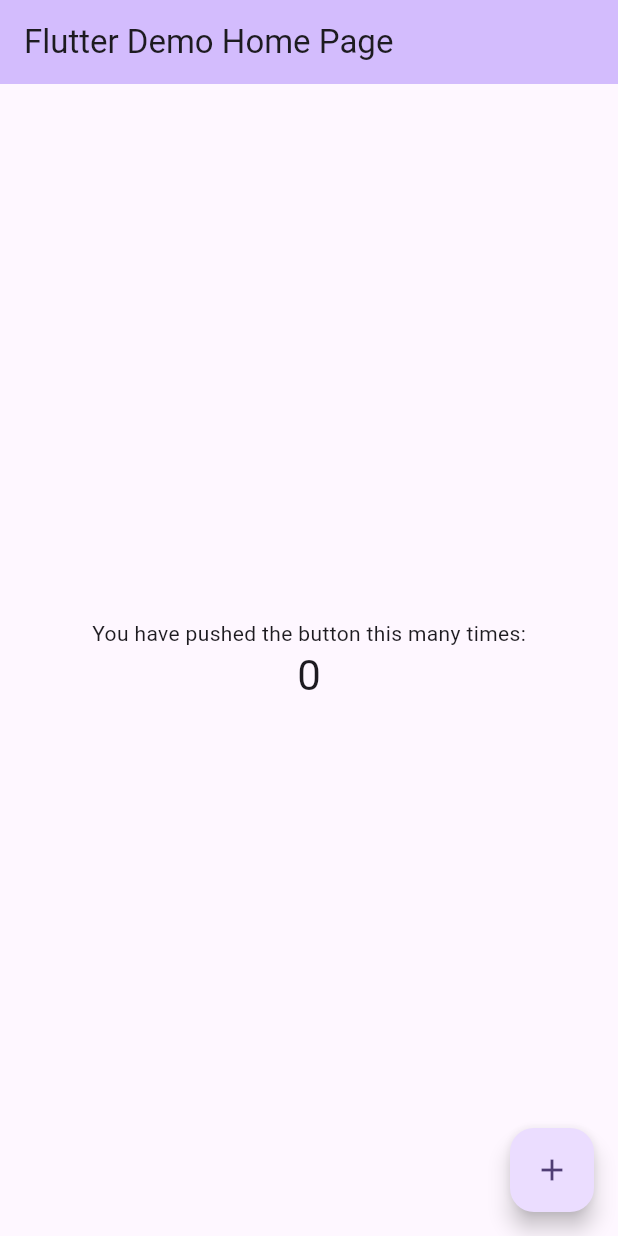
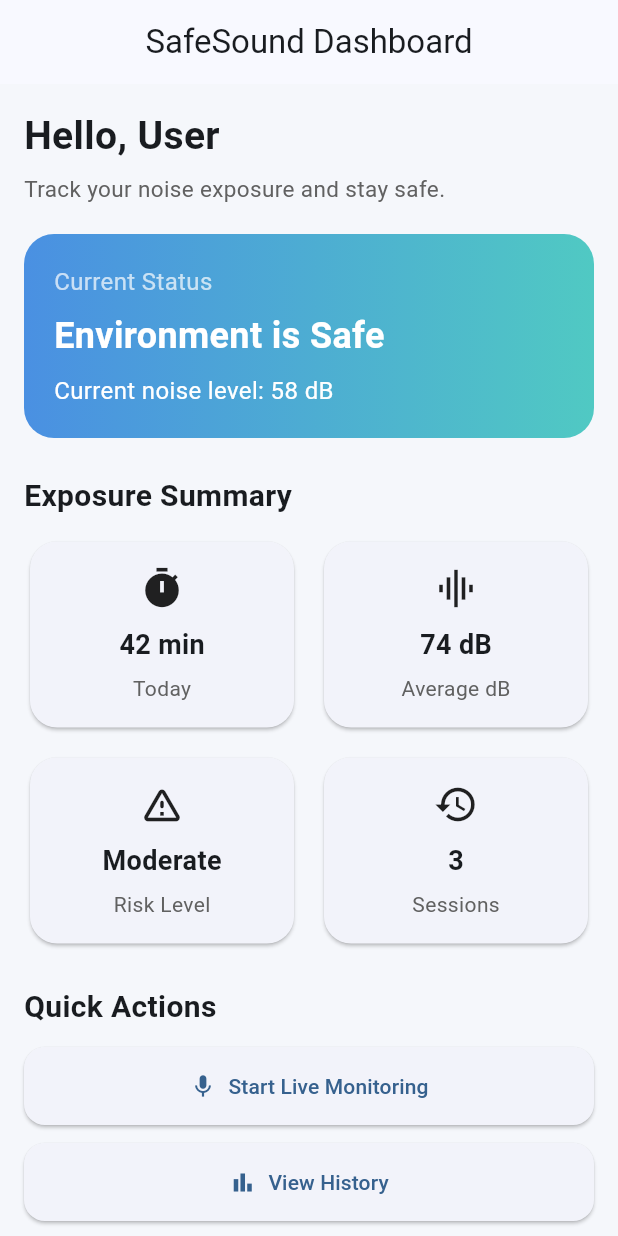
Before and after one commit to vnjayasingha2004/safesound-app, a Flutter app: the screen it shows after launch, on a phone screen of 412 x 824 dp. Run offline on Flutter 3.47's test engine with Material 3 defaults, Android fonts, the phone set to English and light mode, and no system bars.

Commit message:
Add dashboard UI

```diff
--- a/lib/main.dart
+++ b/lib/main.dart
@@ -1,122 +1,24 @@
 import 'package:flutter/material.dart';
+import 'screens/dashboard_screen.dart';
 
 void main() {
-  runApp(const MyApp());
+  runApp(const SafeSoundApp());
 }
 
-class MyApp extends StatelessWidget {
-  const MyApp({super.key});
+class SafeSoundApp extends StatelessWidget {
+  const SafeSoundApp({super.key});
 
-  // This widget is the root of your application.
   @override
   Widget build(BuildContext context) {
     return MaterialApp(
-      title: 'Flutter Demo',
+      debugShowCheckedModeBanner: false,
+      title: 'SafeSound',
       theme: ThemeData(
-        // This is the theme of your application.
-        //
-        // TRY THIS: Try running your application with "flutter run". You'll see
-        // the application has a purple toolbar. Then, without quitting the app,
-        // try changing the seedColor in the colorScheme below to Colors.green
-        // and then invoke "hot reload" (save your changes or press the "hot
-        // reload" button in a Flutter-supported IDE, or press "r" if you used
-        // the command line to start the app).
-        //
-        // Notice that the counter didn't reset back to zero; the application
-        // state is not lost during the reload. To reset the state, use hot
-        // restart instead.
-        //
-        // This works for code too, not just values: Most code changes can be
-        // tested with just a hot reload.
-        colorScheme: ColorScheme.fromSeed(seedColor: Colors.deepPurple),
+        useMaterial3: true,
+        colorScheme: ColorScheme.fromSeed(seedColor: Colors.blue),
+        scaffoldBackgroundColor: const Color(0xFFF5F7FB),
       ),
-      home: const MyHomePage(title: 'Flutter Demo Home Page'),
+      home: const DashboardScreen(),
     );
   }
 }
-
-class MyHomePage extends StatefulWidget {
-  const MyHomePage({super.key, required this.title});
-
-  // This widget is the home page of your application. It is stateful, meaning
-  // that it has a State object (defined below) that contains fields that affect
-  // how it looks.
-
-  // This class is the configuration for the state. It holds the values (in this
-  // case the title) provided by the parent (in this case the App widget) and
-  // used by the build method of the State. Fields in a Widget subclass are
-  // always marked "final".
-
-  final String title;
-
-  @override
-  State<MyHomePage> createState() => _MyHomePageState();
-}
-
-class _MyHomePageState extends State<MyHomePage> {
-  int _counter = 0;
-
-  void _incrementCounter() {
-    setState(() {
-      // This call to setState tells the Flutter framework that something has
-      // changed in this State, which causes it to rerun the build method below
-      // so that the display can reflect the updated values. If we changed
-      // _counter without calling setState(), then the build method would not be
-      // called again, and so nothing would appear to happen.
-      _counter++;
-    });
-  }
-
-  @override
-  Widget build(BuildContext context) {
-    // This method is rerun every time setState is called, for instance as done
-    // by the _incrementCounter method above.
-    //
-    // The Flutter framework has been optimized to make rerunning build methods
-    // fast, so that you can just rebuild anything that needs updating rather
-    // than having to individually change instances of widgets.
-    return Scaffold(
-      appBar: AppBar(
-        // TRY THIS: Try changing the color here to a specific color (to
-        // Colors.amber, perhaps?) and trigger a hot reload to see the AppBar
-        // change color while the other colors stay the same.
-        backgroundColor: Theme.of(context).colorScheme.inversePrimary,
-        // Here we take the value from the MyHomePage object that was created by
-        // the App.build method, and use it to set our appbar title.
-        title: Text(widget.title),
-      ),
-      body: Center(
-        // Center is a layout widget. It takes a single child and positions it
-        // in the middle of the parent.
-        child: Column(
-          // Column is also a layout widget. It takes a list of children and
-          // arranges them vertically. By default, it sizes itself to fit its
-          // children horizontally, and tries to be as tall as its parent.
-          //
-          // Column has various properties to control how it sizes itself and
-          // how it positions its children. Here we use mainAxisAlignment to
-          // center the children vertically; the main axis here is the vertical
-          // axis because Columns are vertical (the cross axis would be
-          // horizontal).
-          //
-          // TRY THIS: Invoke "debug painting" (choose the "Toggle Debug Paint"
-          // action in the IDE, or press "p" in the console), to see the
-          // wireframe for each widget.
-          mainAxisAlignment: MainAxisAlignment.center,
-          children: <Widget>[
-            const Text('You have pushed the button this many times:'),
-            Text(
-              '$_counter',
-              style: Theme.of(context).textTheme.headlineMedium,
-            ),
-          ],
-        ),
-      ),
-      floatingActionButton: FloatingActionButton(
-        onPressed: _incrementCounter,
-        tooltip: 'Increment',
-        child: const Icon(Icons.add),
-      ), // This trailing comma makes auto-formatting nicer for build methods.
-    );
-  }
-}
--- /dev/null
+++ b/lib/screens/dashboard_screen.dart
@@ -0,0 +1,213 @@
+import 'package:flutter/material.dart';
+
+class DashboardScreen extends StatelessWidget {
+  const DashboardScreen({super.key});
+
+  @override
+  Widget build(BuildContext context) {
+    return Scaffold(
+      appBar: AppBar(
+        title: const Text('SafeSound Dashboard'),
+        centerTitle: true,
+      ),
+      body: SingleChildScrollView(
+        padding: const EdgeInsets.all(16),
+        child: Column(
+          crossAxisAlignment: CrossAxisAlignment.start,
+          children: [
+            const Text(
+              'Hello, User',
+              style: TextStyle(fontSize: 26, fontWeight: FontWeight.bold),
+            ),
+            const SizedBox(height: 6),
+            Text(
+              'Track your noise exposure and stay safe.',
+              style: TextStyle(fontSize: 15, color: Colors.grey.shade700),
+            ),
+            const SizedBox(height: 20),
+
+            Container(
+              width: double.infinity,
+              padding: const EdgeInsets.all(20),
+              decoration: BoxDecoration(
+                borderRadius: BorderRadius.circular(20),
+                gradient: const LinearGradient(
+                  colors: [Color(0xFF4A90E2), Color(0xFF50C9C3)],
+                ),
+              ),
+              child: const Column(
+                crossAxisAlignment: CrossAxisAlignment.start,
+                children: [
+                  Text(
+                    'Current Status',
+                    style: TextStyle(color: Colors.white70, fontSize: 16),
+                  ),
+                  SizedBox(height: 8),
+                  Text(
+                    'Environment is Safe',
+                    style: TextStyle(
+                      color: Colors.white,
+                      fontSize: 24,
+                      fontWeight: FontWeight.bold,
+                    ),
+                  ),
+                  SizedBox(height: 8),
+                  Text(
+                    'Current noise level: 58 dB',
+                    style: TextStyle(color: Colors.white, fontSize: 16),
+                  ),
+                ],
+              ),
+            ),
+
+            const SizedBox(height: 24),
+            const Text(
+              'Exposure Summary',
+              style: TextStyle(fontSize: 20, fontWeight: FontWeight.bold),
+            ),
+            const SizedBox(height: 12),
+
+            Row(
+              children: [
+                Expanded(
+                  child: _buildSummaryCard(
+                    title: 'Today',
+                    value: '42 min',
+                    icon: Icons.timer,
+                  ),
+                ),
+                const SizedBox(width: 12),
+                Expanded(
+                  child: _buildSummaryCard(
+                    title: 'Average dB',
+                    value: '74 dB',
+                    icon: Icons.graphic_eq,
+                  ),
+                ),
+              ],
+            ),
+            const SizedBox(height: 12),
+
+            Row(
+              children: [
+                Expanded(
+                  child: _buildSummaryCard(
+                    title: 'Risk Level',
+                    value: 'Moderate',
+                    icon: Icons.warning_amber_rounded,
+                  ),
+                ),
+                const SizedBox(width: 12),
+                Expanded(
+                  child: _buildSummaryCard(
+                    title: 'Sessions',
+                    value: '3',
+                    icon: Icons.history,
+                  ),
+                ),
+              ],
+            ),
+
+            const SizedBox(height: 24),
+            const Text(
+              'Quick Actions',
+              style: TextStyle(fontSize: 20, fontWeight: FontWeight.bold),
+            ),
+            const SizedBox(height: 12),
+
+            _buildActionButton(
+              context,
+              label: 'Start Live Monitoring',
+              icon: Icons.mic,
+            ),
+            const SizedBox(height: 12),
+            _buildActionButton(
+              context,
+              label: 'View History',
+              icon: Icons.bar_chart,
+            ),
+            const SizedBox(height: 12),
+            _buildActionButton(
+              context,
+              label: 'Open Settings',
+              icon: Icons.settings,
+            ),
+
+            const SizedBox(height: 24),
+            Card(
+              shape: RoundedRectangleBorder(
+                borderRadius: BorderRadius.circular(18),
+              ),
+              child: const Padding(
+                padding: EdgeInsets.all(16),
+                child: Row(
+                  crossAxisAlignment: CrossAxisAlignment.start,
+                  children: [
+                    Icon(Icons.tips_and_updates, size: 30),
+                    SizedBox(width: 12),
+                    Expanded(
+                      child: Text(
+                        'Tip: If surrounding noise stays high for a long time, take a short break or use ear protection.',
+                        style: TextStyle(fontSize: 15),
+                      ),
+                    ),
+                  ],
+                ),
+              ),
+            ),
+          ],
+        ),
+      ),
+    );
+  }
+
+  Widget _buildSummaryCard({
+    required String title,
+    required String value,
+    required IconData icon,
+  }) {
+    return Card(
+      shape: RoundedRectangleBorder(borderRadius: BorderRadius.circular(18)),
+      child: Padding(
+        padding: const EdgeInsets.all(16),
+        child: Column(
+          children: [
+            Icon(icon, size: 30),
+            const SizedBox(height: 10),
+            Text(
+              value,
+              style: const TextStyle(fontSize: 18, fontWeight: FontWeight.bold),
+            ),
+            const SizedBox(height: 6),
+            Text(title, style: TextStyle(color: Colors.grey.shade700)),
+          ],
+        ),
+      ),
+    );
+  }
+
+  Widget _buildActionButton(
+    BuildContext context, {
+    required String label,
+    required IconData icon,
+  }) {
+    return SizedBox(
+      width: double.infinity,
+      child: ElevatedButton.icon(
+        onPressed: () {
+          ScaffoldMessenger.of(
+            context,
+          ).showSnackBar(SnackBar(content: Text('$label tapped')));
+        },
+        icon: Icon(icon),
+        label: Text(label),
+        style: ElevatedButton.styleFrom(
+          padding: const EdgeInsets.symmetric(vertical: 16),
+          shape: RoundedRectangleBorder(
+            borderRadius: BorderRadius.circular(14),
+          ),
+        ),
+      ),
+    );
+  }
+}
```
